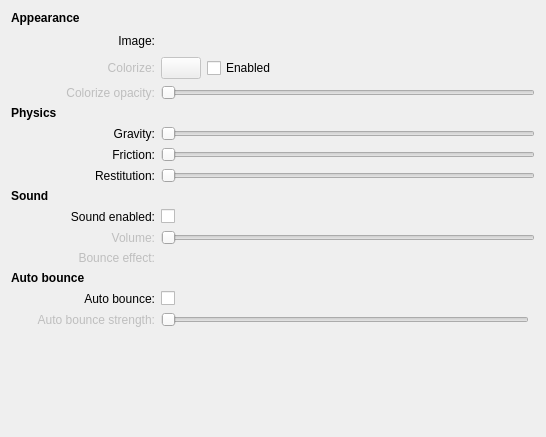
Qt form applets/bball/bballConfig.ui (KDE/kdeplasma-addons) before a commit.
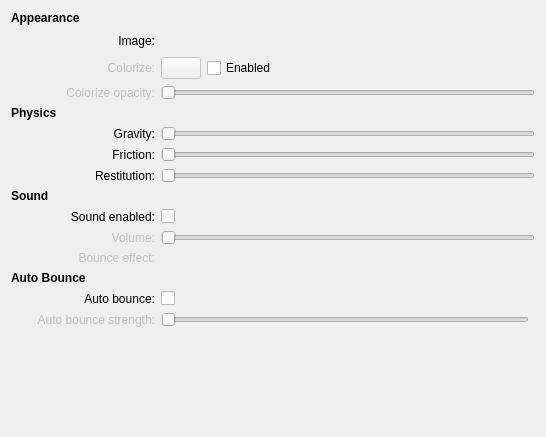
The same form after that commit. Custom widgets are drawn as their Qt base class.

What changed in the file:
```diff
--- a/applets/bball/bballConfig.ui
+++ b/applets/bball/bballConfig.ui
@@ -196,7 +196,7 @@
       </font>
      </property>
      <property name="text">
-      <string>Auto bounce</string>
+      <string>Auto Bounce</string>
      </property>
     </widget>
    </item>
```
